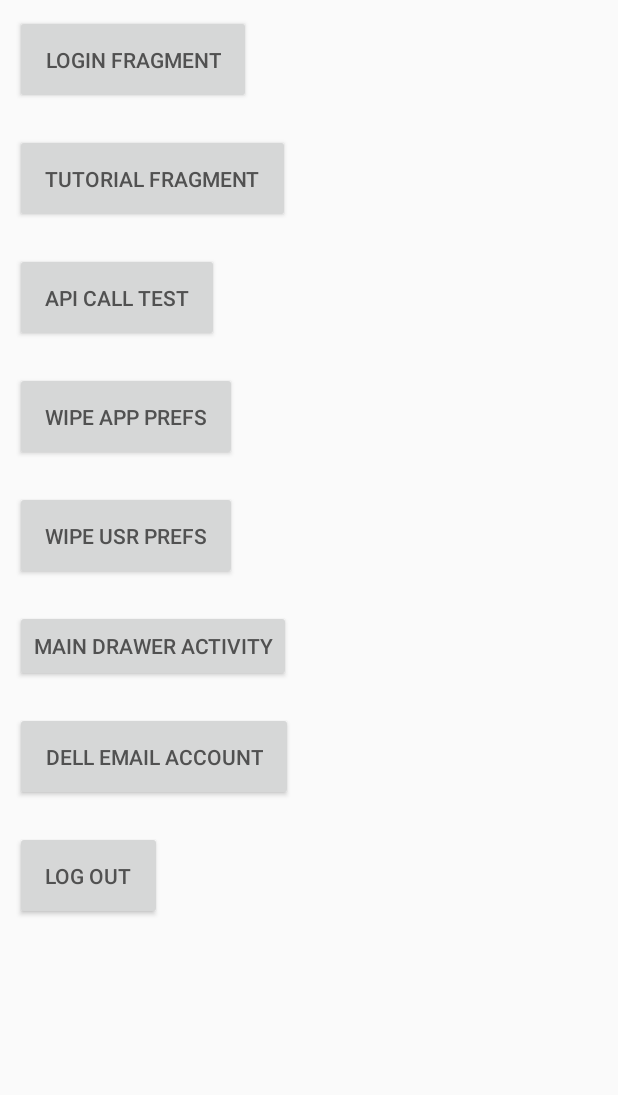
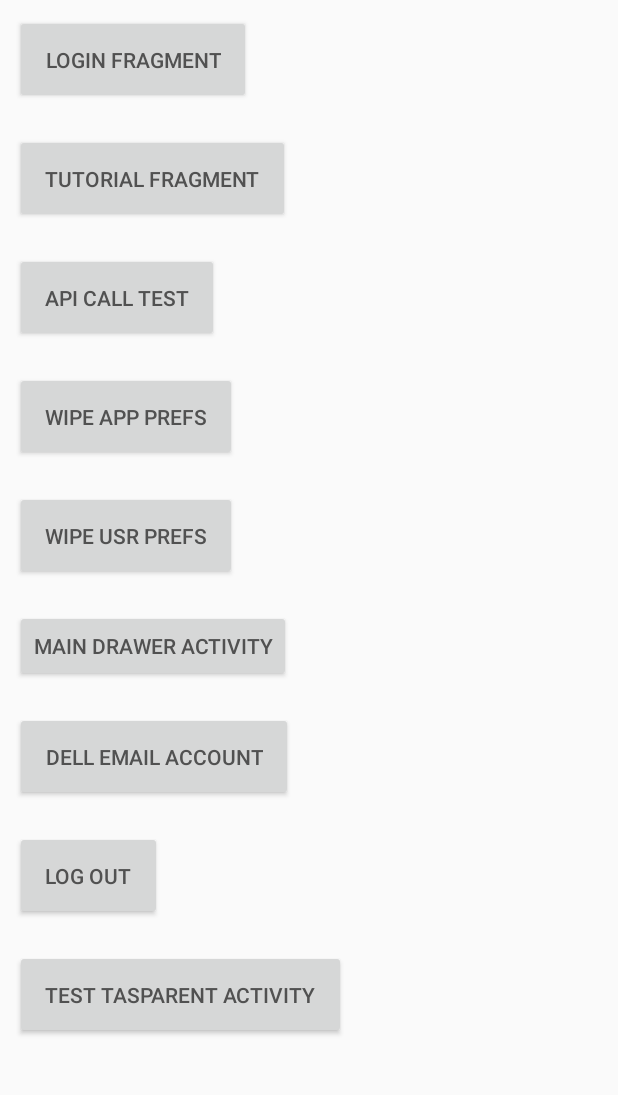
Before and after one commit to thinkmobiles/FarmersApp_Android, an Android app: the screen it shows after launch (TestActivity), on a phone screen of 412 x 824 dp, the part 29-1124 px from its top. Run offline under Robolectric (Android 15) with nearby library versions, the phone set to English and light mode, and no system bars; our stand-ins replace ButterKnife; libraries missing offline, so code that uses them is left out: com.crashlytics.android, com.facebook, com.vincentbrison.openlibraries, io.fabric.sdk; Roboto replaces fonts that are not available here; 6 statements that could not run were skipped.

```diff
--- a/app/src/main/AndroidManifest.xml
+++ b/app/src/main/AndroidManifest.xml
@@ -44,6 +44,12 @@
                 android:resource="@xml/searchable" />
         </activity>
 
+        <activity android:name=".ui.activities.TransparentActivity"
+            android:theme="@style/Theme.AppCompat.Translucent"
+            android:launchMode="singleTop"
+            android:screenOrientation="sensorPortrait">
+        </activity>
+
         <activity
             android:name="com.facebook.FacebookActivity"
             android:configChanges="keyboard|keyboardHidden|screenLayout|screenSize|orientation"
--- a/app/src/main/java/com/farmers/underground/ui/activities/LoginSignUpActivity.java
+++ b/app/src/main/java/com/farmers/underground/ui/activities/LoginSignUpActivity.java
@@ -140,7 +140,7 @@ public class LoginSignUpActivity extends BaseActivity implements ICallback<Succe
                                        /* ignore */
                                     }
                                 }
-                                if (TextUtils.isEmpty(id)||TextUtils.isEmpty(accessToken.getToken())){
+                                if (TextUtils.isEmpty(id) || TextUtils.isEmpty(accessToken.getToken())){
                                     onError(new ErrorMsg("No facebook id")); //<--TODO
                                 } else {
                                     final UserSignUpFB userSignUpFB = new UserSignUpFB(id, accessToken.getToken(), picture, name, email);
@@ -151,7 +151,7 @@ public class LoginSignUpActivity extends BaseActivity implements ICallback<Succe
                             }
 
                         } else {
-                            onError(new ErrorMsg(response.getError().toString()));
+                            onError(new ErrorMsg(response.getError().getErrorUserMessage()));
                         }
 
                     }
--- a/app/src/main/java/com/farmers/underground/ui/activities/TestActivity.java
+++ b/app/src/main/java/com/farmers/underground/ui/activities/TestActivity.java
@@ -119,6 +119,7 @@ public class TestActivity extends BaseActivity {
         });
 
     }
+
     @OnClick(R.id.tv_dellAccountByEmail)
     void dellAccountBySession() {
         RetrofitSingleton.getInstance().dellAccountBySession(new ACallback<SuccessMsg, ErrorMsg>() {
@@ -135,4 +136,9 @@ public class TestActivity extends BaseActivity {
 
     }
 
+    @OnClick(R.id.tv_transp_Activity)
+    void startTransparentActivity() {
+        TransparentActivity.start(this);
+    }
+
 }
--- a/app/src/main/res/layout/activity_test.xml
+++ b/app/src/main/res/layout/activity_test.xml
@@ -77,5 +77,13 @@
         android:text="Log out"
         android:layout_margin="10dp"
         android:padding="20dp"/>
+
+    <Button
+        android:layout_width="wrap_content"
+        android:layout_height="wrap_content"
+        android:id="@+id/tv_transp_Activity"
+        android:text="test Tasparent Activity"
+        android:layout_margin="10dp"
+        android:padding="20dp"/>
 </LinearLayout>
 </ScrollView>
--- a/app/src/main/res/values/colors.xml
+++ b/app/src/main/res/values/colors.xml
@@ -57,4 +57,8 @@
 
     //crops
     <color name="crops_calendar_color">#59000000</color>
+
+    <color name="bg_transparent_activity">#cc000000</color>
+    <color name="bg_transparent_activity_container_default">#cc000000</color>
+
 </resources>
--- a/app/src/main/res/values/styles.xml
+++ b/app/src/main/res/values/styles.xml
@@ -9,6 +9,14 @@
         <item name="android:textColorPrimary">@color/text_white</item>
         <item name="android:textColorSecondary">@color/text_white</item>
         <item name="actionModeStyle">@style/LStyled.ActionMode</item>
+    </style>
+
+    <style name="Theme.AppCompat.Translucent" parent="AppTheme">
+        <item name="android:windowNoTitle">true</item>
+        <item name="android:windowActionBar">false</item>
+        <item name="android:windowBackground">@android:color/transparent</item>
+        <item name="android:windowIsTranslucent">true</item>
+        <item name="android:windowAnimationStyle">@android:style/Animation</item>
     </style>
 
     <style name="LStyled.ActionMode" parent="@style/Widget.AppCompat.ActionMode">
```
Also changed, not shown: app/src/main/java/com/farmers/underground/ui/activities/TransparentActivity.java (added, +31 -0 lines), app/src/main/res/layout/activity_transtparent.xml (added, +16 -0 lines).
